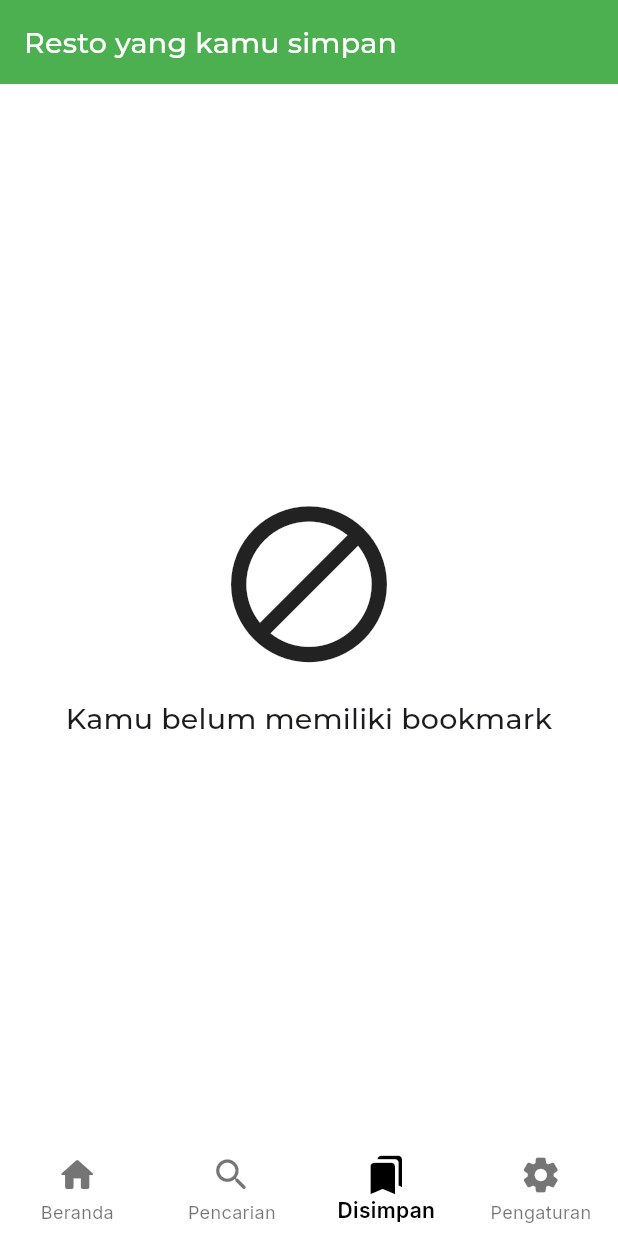
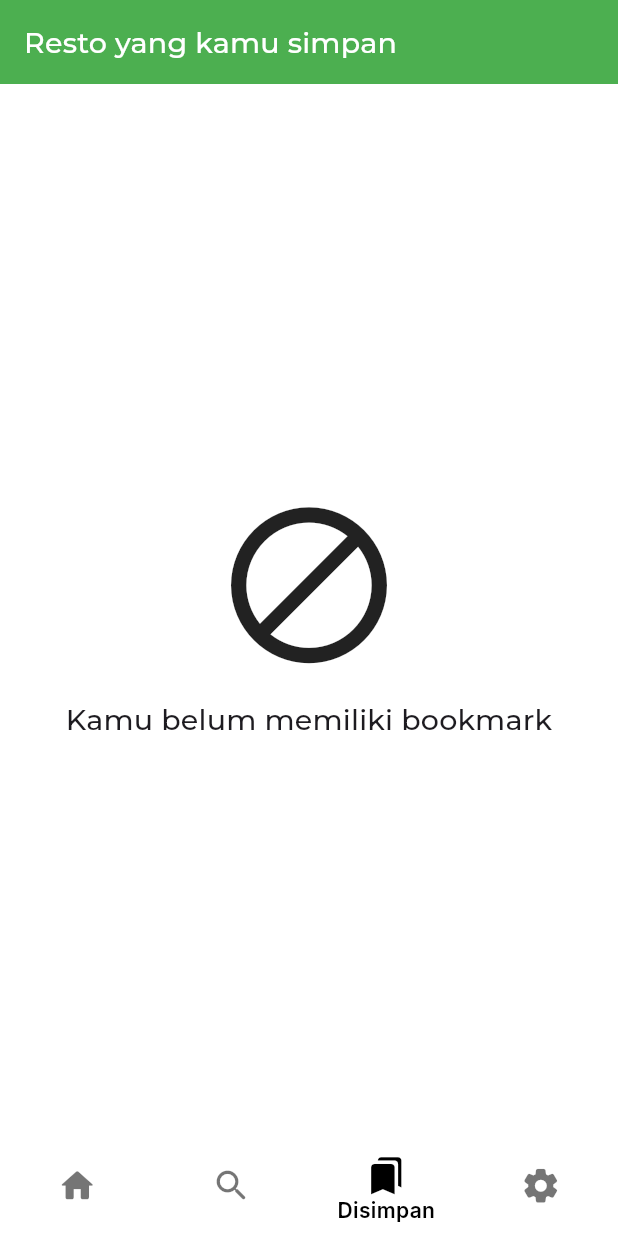
Before and after one commit to kochan4php/submission-BFF-dicoding, a Flutter app: the screen it shows after launch, item 3 of the bottom bar chosen, on a phone screen of 412 x 824 dp. Run offline on Flutter 3.47's test engine with Material 3 defaults, Android fonts, the phone set to English and light mode, and no system bars; our stand-ins replace cached_network_image, google_fonts, logger, shimmer, sqflite; accounts and stored records are empty; network calls fail.

Commit message:
sedikit update

```diff
--- a/lib/data/controllers/restaurant_controller.dart
+++ b/lib/data/controllers/restaurant_controller.dart
@@ -80,7 +80,7 @@ class RestaurantController {
         );
 
         restaurants.shuffle(Random());
-        return restaurants.take(5).toList();
+        return restaurants.take(10).toList();
       } else {
         throw Exception('Failed load data');
       }
--- a/lib/ui/main_page/bottom_navbar.dart
+++ b/lib/ui/main_page/bottom_navbar.dart
@@ -18,13 +18,14 @@ class BottomNavbar extends StatelessWidget {
       elevation: 0,
       backgroundColor: Colors.white,
       selectedItemColor: AppColors.textPrimaryColor,
+      showUnselectedLabels: false,
       currentIndex: currentIndex,
       type: BottomNavigationBarType.fixed,
       selectedLabelStyle: const TextStyle(
         fontSize: 14,
         fontWeight: FontWeight.w600,
       ),
-      iconSize: 28,
+      iconSize: 27,
       items: const <BottomNavigationBarItem>[
         BottomNavigationBarItem(
           icon: Icon(Icons.home_rounded),
--- a/lib/ui/search_page/input_search.dart
+++ b/lib/ui/search_page/input_search.dart
@@ -15,7 +15,7 @@ class InputSearch extends StatelessWidget {
   @override
   Widget build(BuildContext context) {
     return Padding(
-      padding: const EdgeInsets.only(left: 15.0, right: 15.0, top: 15.0),
+      padding: const EdgeInsets.all(15.0),
       child: TextField(
         controller: searchController,
         autofocus: false,
--- a/lib/ui/search_page/restaurant_search_result.dart
+++ b/lib/ui/search_page/restaurant_search_result.dart
@@ -16,10 +16,7 @@ class RestaurantSearchResult extends StatelessWidget {
 
     return Expanded(
       child: Padding(
-        padding: const EdgeInsets.symmetric(
-          horizontal: 15.0,
-          vertical: 18.0,
-        ),
+        padding: const EdgeInsets.symmetric(horizontal: 15.0),
         child: ListView(
           children: restaurants.map((item) {
             return CardRestaurant(restaurant: item, textTheme: textTheme);
```
